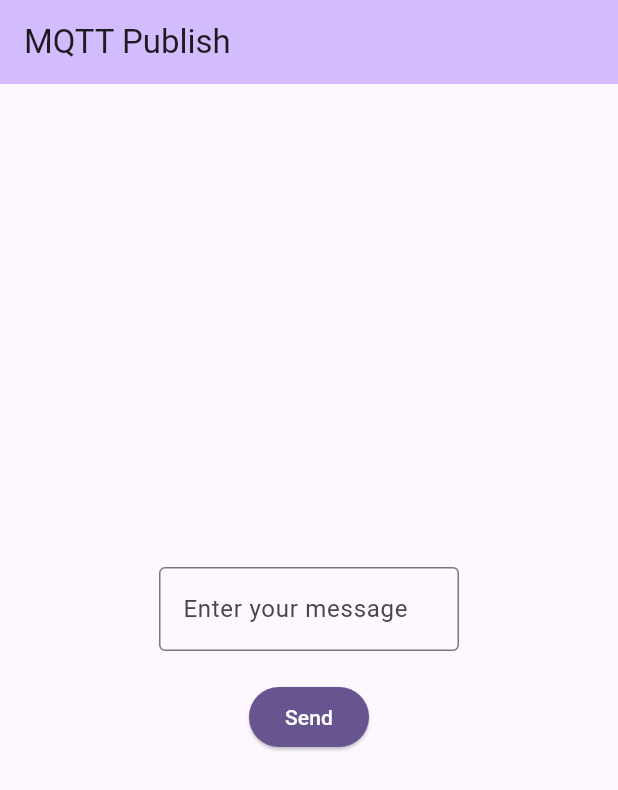
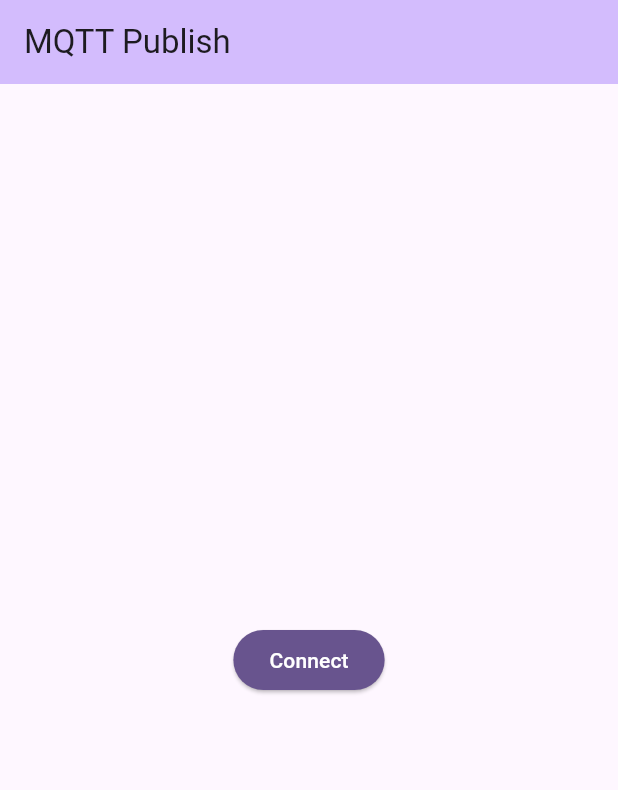
Before and after one commit to MohammadAlZaroo/Image-Transfer-using-MQTT, a Flutter app: the screen it shows after launch, on a phone screen of 412 x 824 dp. Shown: the top 790 px of the screen. Run offline on Flutter 3.47's test engine with Material 3 defaults, Android fonts, the phone set to English and light mode, and no system bars; missing offline and left inert: mqtt_client.

Commit message:
connected to narada

```diff
--- a/lib/main.dart
+++ b/lib/main.dart
@@ -2,20 +2,12 @@ import 'package:flutter/material.dart';
 import 'package:mqtt_client/mqtt_client.dart';
 import 'package:mqtt_client/mqtt_server_client.dart';
 
-void main() async {
-  final client = MqttServerClient.withPort(
-      '5a7e228c56c94e90bf6e3c78066153ee.s1.eu.hivemq.cloud', 'client1', 8883);
-  // client.secure = true;
-  await client.connect('first', '123456789');
-
-  print('Connected to the broker');
-
-  runApp(MyApp(client: client));
+void main() {
+  runApp(MyApp());
 }
 
 class MyApp extends StatelessWidget {
-  final MqttServerClient client;
-  const MyApp({super.key, required this.client});
+  const MyApp({super.key});
 
   // This widget is the root of your application.
   @override
@@ -26,27 +18,42 @@ class MyApp extends StatelessWidget {
         colorScheme: ColorScheme.fromSeed(seedColor: Colors.deepPurple),
         useMaterial3: true,
       ),
-      home: MyHomePage(title: 'MQTT Publish', client: client),
+      home: MyHomePage(title: 'MQTT Publish'),
     );
   }
 }
 
 class MyHomePage extends StatefulWidget {
-  final MqttServerClient client;
   final String title;
-  const MyHomePage({super.key, required this.title, required this.client});
+  const MyHomePage({
+    super.key,
+    required this.title,
+  });
 
   @override
   State<MyHomePage> createState() => _MyHomePageState();
 }
 
 class _MyHomePageState extends State<MyHomePage> {
+  bool isConnected = false;
+  bool isLoading = true;
+  final client = MqttServerClient.withPort('192.168.1.5', 'client1', 1883);
+  Future<bool> _connectToBroker() async {
+    // client.secure = true;
+    try {
+      await client.connect('narada', 'narada505308');
+      return true;
+    } catch (e) {
+      return false;
+    }
+  }
+
   final textController = TextEditingController();
   void _sendMessage() {
     final builder = MqttClientPayloadBuilder();
     builder.addString(textController.text);
-    widget.client
-        .publishMessage('flutter/test', MqttQos.atLeastOnce, builder.payload!);
+    client.publishMessage(
+        'flutter/test', MqttQos.atLeastOnce, builder.payload!);
     textController.clear();
   }
 
@@ -58,7 +65,8 @@ class _MyHomePageState extends State<MyHomePage> {
         title: Text(widget.title),
       ),
       body: Center(
-        child: Column(
+        child: isConnected
+            ? Column(
                 mainAxisAlignment: MainAxisAlignment.center,
                 children: <Widget>[
                   SizedBox(
@@ -81,7 +89,40 @@ class _MyHomePageState extends State<MyHomePage> {
                     child: Text('Send', style: TextStyle(color: Colors.white)),
                   ),
                 ],
+              )
+            : ElevatedButton(
+                onPressed: () {
+                  isLoading = true;
+                  if (isLoading) {
+                    showDialog(
+                      context: context,
+                      builder: (context) {
+                        return AlertDialog(
+                          title: Text('Connecting to broker'),
+                          content: CircularProgressIndicator(),
+                        );
+                      },
+                    );
+                  }
+
+                  _connectToBroker().then(
+                    (value) {
+                      setState(() {
+                        isConnected = value;
+                        isLoading = false;
+                        Navigator.pop(context);
+                      });
+                    },
+                  );
+                },
+                style: ButtonStyle(
+                  backgroundColor: WidgetStateProperty.all<Color>(
+                      Theme.of(context).colorScheme.primary),
                 ),
+                child: Text(
+                  'Connect',
+                  style: TextStyle(color: Colors.white),
+                )),
       ),
     );
   }
```
Lines whose indentation alone changed are shown as unchanged.
